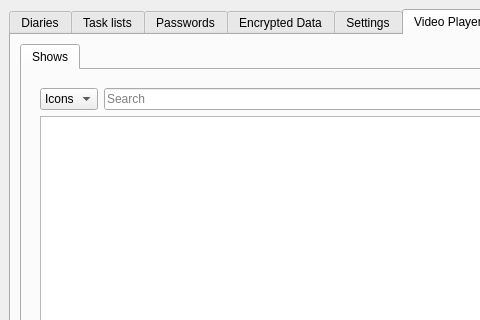
Old version of the form mainwindow.ui in the repository therealMaPMaKeR/MMDiary; both pictures show x 0 to 480 and y 0 to 320 of the 960 by 540 pixel window.
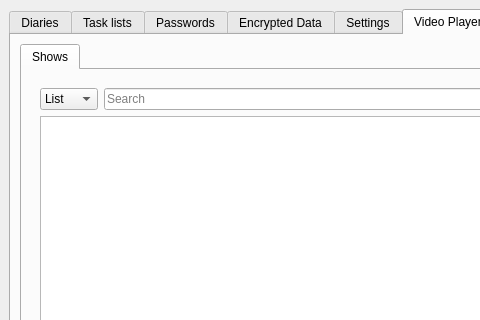
New version of the form. Custom widgets are drawn as their Qt base class.

Commit message: implemented auto full screen

```diff
--- a/mainwindow.ui
+++ b/mainwindow.ui
@@ -2032,7 +2032,7 @@
                   <item>
                    <widget class="QComboBox" name="comboBox_VP_Shows_ListViewMode">
                     <property name="currentIndex">
-                     <number>1</number>
+                     <number>0</number>
                     </property>
                     <item>
                      <property name="text">
```
The commit also changes 2 other files.
